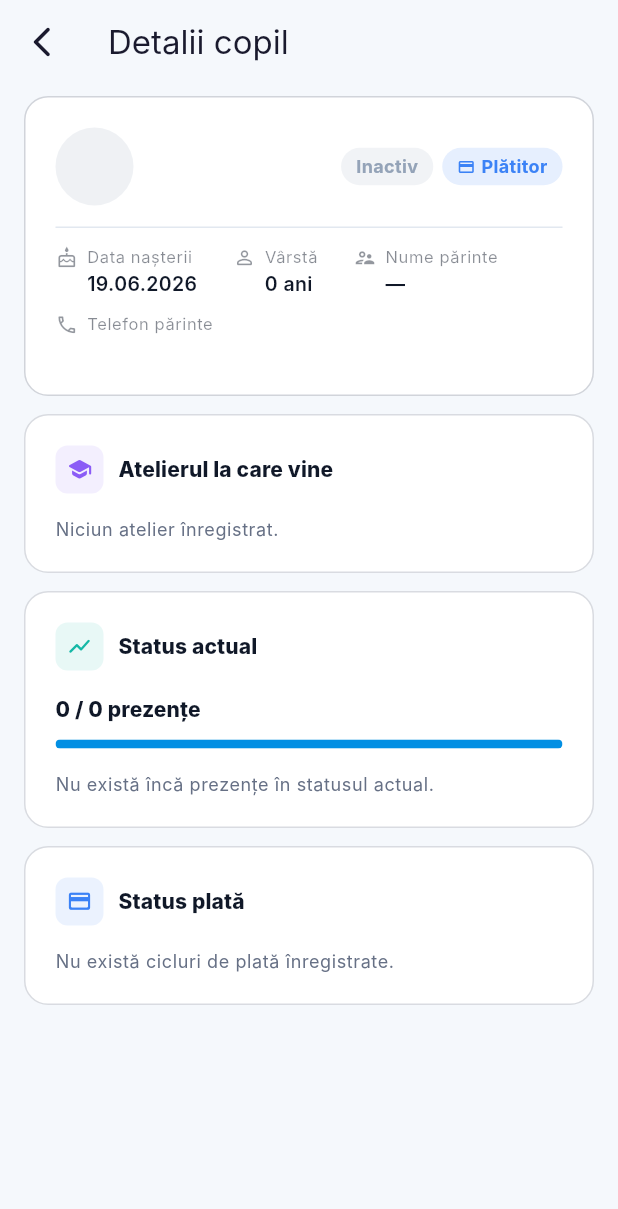
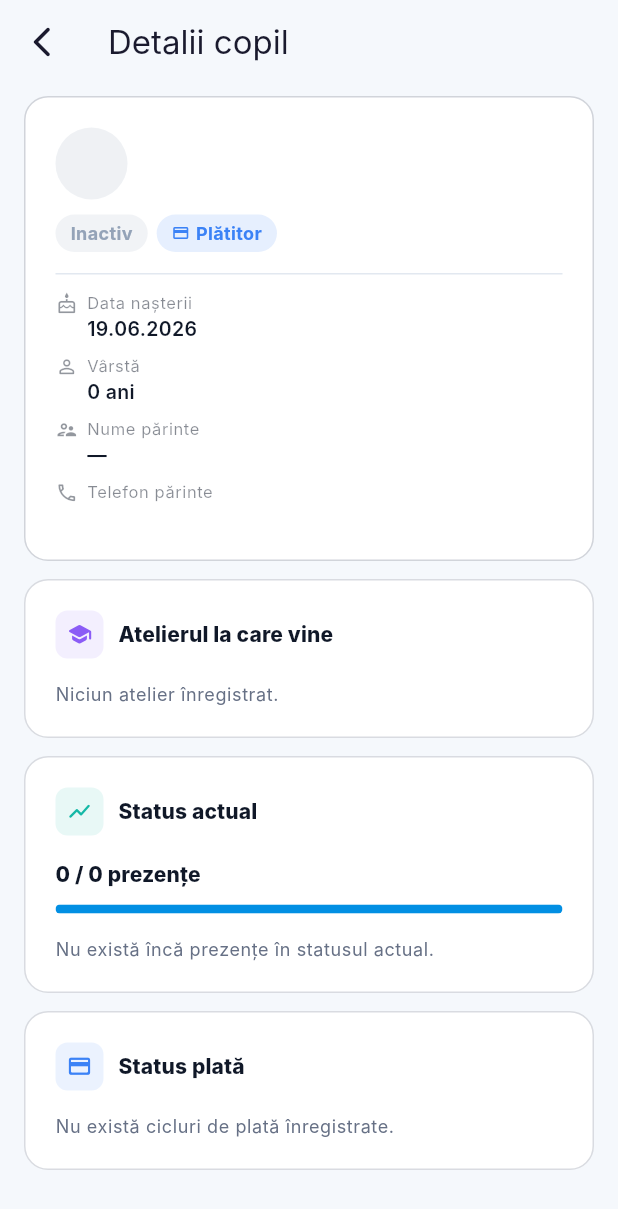
Before and after one commit to angheltofan/TTH-Manager, a Flutter app: the ChildDetailsPage screen opened directly with empty values, on a phone screen of 412 x 824 dp. Shown: the top 1209 px of the screen. Run offline on Flutter 3.47's test engine with Material 3 defaults, Android fonts, the phone set to English and light mode, and no system bars; our stand-ins replace flutter_markdown, flutter_riverpod, go_router, pdf, printing, supabase_flutter; accounts and stored records are empty; network calls fail; Roboto replaces fonts that are missing (Inter).

Commit message:
ui: some ui changes

```diff
--- /dev/null
+++ b/lib/core/providers/startup_bootstrap_provider.dart
@@ -0,0 +1,82 @@
+import 'package:flutter_riverpod/flutter_riverpod.dart';
+
+import '../../features/auth/providers/auth_providers.dart';
+import '../../features/dashboard/providers/dashboard_providers.dart';
+import '../../features/demo_workshops/providers/demo_workshops_providers.dart';
+import '../../features/notifications/providers/notifications_providers.dart';
+import '../../features/parent/providers/parent_dashboard_providers.dart';
+
+/// Single source of truth for "the app is ready to show its first screen".
+///
+/// Waits on every piece of data that the first painted route needs so the
+/// branded splash stays visible until the destination is fully populated —
+/// no more `CircularProgressIndicator` flashes on the dashboard immediately
+/// after splash dismissal.
+///
+/// Stages, gated sequentially:
+///   1. [authStateProvider] emits → we know logged-in vs anonymous.
+///   2. If anonymous → done (router redirects to `/login`).
+///   3. [currentProfileProvider] resolves → role is known so we can pick
+///      which first-screen data to preload.
+///   4. Role fan-out, awaited in parallel via `Future.wait`:
+///        • Staff: dashboard stats, today's workshops, today's demos,
+///          unread-count badge.
+///        • Parent: linked children, next-workshop KPI, attendance-rate
+///          KPI, weekly schedule, recent activity feed.
+///      Per-provider failures are swallowed here — the destination screen
+///      already renders an inline error for any provider that throws, so
+///      a single bad query does not strand the user on the splash.
+///
+/// Errors in the auth/profile chain are also caught and treated as "done":
+/// the splash dismisses, the destination screen surfaces the real error
+/// inline (e.g. profile-fetch failure). Staying on the splash forever
+/// would be worse UX than rendering the route in its error state.
+final startupBootstrapProvider = FutureProvider<void>((ref) async {
+  try {
+    await ref.watch(authStateProvider.future);
+  } catch (_) {
+    return;
+  }
+
+  final user = ref.read(currentUserProvider);
+  if (user == null) return;
+
+  final profile = await ref.watch(currentProfileProvider.future).catchError(
+        (_) => null,
+      );
+  if (profile == null) return;
+
+  final futures = <Future<void>>[];
+
+  if (profile.isParent) {
+    futures.addAll([
+      _absorb(ref.watch(parentLinkedChildrenProvider.future)),
+      _absorb(ref.watch(parentNextWorkshopSummaryProvider.future)),
+      _absorb(ref.watch(parentAttendanceRateSummaryProvider.future)),
+      _absorb(ref.watch(parentWeeklyScheduleProvider.future)),
+      _absorb(ref.watch(parentRecentActivityFeedProvider(3).future)),
+      _absorb(ref.watch(unreadCountFutureProvider.future)),
+    ]);
+  } else if (profile.isStaff) {
+    futures.addAll([
+      _absorb(ref.watch(dashboardStatsProvider.future)),
+      _absorb(ref.watch(todayWorkshopsProvider.future)),
+      _absorb(ref.watch(todayDemoWorkshopsProvider.future)),
+      _absorb(ref.watch(unreadCountFutureProvider.future)),
+    ]);
+  }
+
+  if (futures.isNotEmpty) await Future.wait(futures);
+});
+
+/// Awaits [future] and absorbs any thrown error so a single failing query
+/// does not leave the bootstrap (and the splash) hanging indefinitely.
+/// The destination widget renders its own per-provider error UI when it
+/// later watches the same provider.
+Future<void> _absorb(Future<Object?> future) async {
+  try {
+    await future;
+  } catch (_) {
+    // intentional — surfaced by the destination widget's own ref.watch.
+  }
+}
--- a/lib/core/widgets/startup_gate.dart
+++ b/lib/core/widgets/startup_gate.dart
@@ -1,20 +1,22 @@
-import 'dart:async';
-
 import 'package:flutter/material.dart';
 import 'package:flutter_riverpod/flutter_riverpod.dart';
 
+import '../providers/startup_bootstrap_provider.dart';
 import '../theme/app_theme.dart';
-import '../../features/auth/providers/auth_providers.dart';
 
-/// Branded full-screen startup splash shown ONLY during the very first app
-/// launch, until the bootstrap signals required for clean first paint have
-/// resolved:
-///   • Supabase auth state has emitted at least once (logged-in vs not).
-///   • If logged in, the [currentProfileProvider] has resolved (role known
-///     so the router redirect can finalise the destination).
-///   • A minimum visible time has elapsed to prevent a flash on fast paths.
+/// Branded full-screen startup splash shown during the very first app
+/// launch until the destination route's data is loaded.
 ///
-/// Once "ready" is reached the flag becomes sticky — subsequent rebuilds
+/// Readiness is delegated to [startupBootstrapProvider] — a single
+/// `FutureProvider` that walks the bootstrap sequence (auth → profile →
+/// role-specific first-screen data). When that provider has resolved
+/// (with data or an error), the gate cross-fades from the splash to the
+/// routed app.
+///
+/// No fixed-duration timer is involved. The splash is visible exactly
+/// as long as the data fetch takes — never longer, never shorter.
+///
+/// Once "ready" is reached the flag becomes sticky: subsequent rebuilds
 /// always render the routed app and the splash never reappears on
 /// navigation, tab switches, or after-startup auth-state rotations.
 class StartupGate extends ConsumerStatefulWidget {
@@ -22,42 +24,22 @@ class StartupGate extends ConsumerStatefulWidget {
 
   final Widget child;
 
-  /// Minimum visible duration of the splash. Keeps the brand visible long
-  /// enough to avoid a single-frame flash when the session is already
-  /// cached and the dashboard data is hot.
-  static const Duration minVisible = Duration(milliseconds: 700);
-
   @override
   ConsumerState<StartupGate> createState() => _StartupGateState();
 }
 
 class _StartupGateState extends ConsumerState<StartupGate> {
-  bool _minTimeElapsed = false;
   bool _appReady = false;
-
-  @override
-  void initState() {
-    super.initState();
-    Timer(StartupGate.minVisible, () {
-      if (mounted) setState(() => _minTimeElapsed = true);
-    });
-  }
 
   @override
   Widget build(BuildContext context) {
     if (!_appReady) {
-      final authState = ref.watch(authStateProvider);
-      final authReady = authState.hasValue || authState.hasError;
-
-      final user = ref.watch(currentUserProvider);
-
-      bool profileReady = true;
-      if (user != null) {
-        final profileAsync = ref.watch(currentProfileProvider);
-        profileReady = profileAsync.hasValue || profileAsync.hasError;
-      }
-
-      if (authReady && profileReady && _minTimeElapsed) {
+      final bootstrap = ref.watch(startupBootstrapProvider);
+      // Treat both `hasValue` and `hasError` as "ready" — if bootstrap
+      // surfaced an error we still want to render the destination so
+      // the user sees the actual inline error UI instead of being
+      // stranded on the splash.
+      if (bootstrap.hasValue || bootstrap.hasError) {
         _appReady = true;
       }
     }
--- a/lib/features/children/presentation/widgets/child_info_card.dart
+++ b/lib/features/children/presentation/widgets/child_info_card.dart
@@ -5,6 +5,17 @@ import '../../../../core/theme/app_theme.dart';
 import '../../../../core/utils/date_utils.dart';
 import '../../../../core/widgets/initials_avatar.dart';
 import '../../domain/child_model.dart';
+
+/// Width threshold below which the header switches from the original
+/// single-row layout (avatar · name · badges · edit) to a vertical
+/// "avatar+name" / "badges" stack. Matches the breakpoint used by other
+/// responsive surfaces in the app (e.g. `AppTopBar`).
+const double _kMobileBreakpoint = 600;
+
+/// Width threshold below which the info row collapses from a 2-column
+/// grid to a single column. Keeps long parent names + phone numbers
+/// readable on the narrowest devices.
+const double _kSingleColumnBreakpoint = 360;
 
 class ChildInfoCard extends StatelessWidget {
   const ChildInfoCard({
@@ -22,6 +33,7 @@ class ChildInfoCard extends StatelessWidget {
   Widget build(BuildContext context) {
     final theme = Theme.of(context);
     final isActive = child.isActive == true;
+    final isFree = child.paymentType == 'free';
 
     return Container(
       width: double.infinity,
@@ -32,94 +44,146 @@ class ChildInfoCard extends StatelessWidget {
         border: Border.all(
             color: theme.colorScheme.outline.withValues(alpha: 0.3)),
       ),
-      child: Column(
+      child: LayoutBuilder(
+        builder: (context, constraints) {
+          final isMobile = constraints.maxWidth < _kMobileBreakpoint;
+
+          return Column(
             crossAxisAlignment: CrossAxisAlignment.start,
             children: [
-          // ── Avatar + name + edit ──────────────────────────────────────
-          Row(
-            crossAxisAlignment: CrossAxisAlignment.center,
-            children: [
-              ChildAvatar(name: child.fullName, size: 52, workshopType: workshopType),
-              const SizedBox(width: 14),
-              Expanded(
-                child: Row(
-                  crossAxisAlignment: CrossAxisAlignment.center,
-                  children: [
-                    Expanded(
-                      child: Text(
-                        child.fullName,
-                        style: theme.textTheme.titleMedium
-                            ?.copyWith(fontWeight: FontWeight.w800),
+              _Header(
+                child: child,
+                isActive: isActive,
+                isFree: isFree,
+                isAdmin: isAdmin,
+                workshopType: workshopType,
+                isMobile: isMobile,
               ),
+              const SizedBox(height: 14),
+              const Divider(height: 1),
+              const SizedBox(height: 12),
+              _InfoFields(
+                child: child,
+                maxWidth: constraints.maxWidth,
               ),
-                    const SizedBox(width: 8),
+            ],
+          );
+        },
+      ),
+    );
+  }
+}
+
+// ── Header (avatar + name + badges + edit) ───────────────────────────────────
+
+class _Header extends StatelessWidget {
+  const _Header({
+    required this.child,
+    required this.isActive,
+    required this.isFree,
+    required this.isAdmin,
+    required this.workshopType,
+    required this.isMobile,
+  });
+
+  final ChildModel child;
+  final bool isActive;
+  final bool isFree;
+  final bool isAdmin;
+  final String? workshopType;
+  final bool isMobile;
+
+  @override
+  Widget build(BuildContext context) {
+    final theme = Theme.of(context);
+    final nameStyle = theme.textTheme.titleMedium?.copyWith(
+      fontWeight: FontWeight.w800,
+      height: 1.2,
+    );
+
+    final badges = <Widget>[
       _StatusBadge(isActive: isActive),
-                    const SizedBox(width: 6),
-                    _PaymentTypeBadge(
-                        isFree: child.paymentType == 'free'),
-                    if (isAdmin) ...[
-                      const SizedBox(width: 4),
-                      IconButton(
+      _PaymentTypeBadge(isFree: isFree),
+    ];
+
+    final editButton = isAdmin
+        ? IconButton(
             icon: const Icon(Icons.edit_outlined,
-                            color: AppColors.purple, size: 17),
-                        onPressed: () => GoRouter.of(context)
-                            .go('/children/${child.id}/edit'),
+                color: AppColors.purple, size: 18),
+            onPressed: () =>
+                GoRouter.of(context).go('/children/${child.id}/edit'),
             tooltip: 'Editează',
             padding: const EdgeInsets.all(6),
             constraints: const BoxConstraints(),
             visualDensity: VisualDensity.compact,
+          )
+        : null;
+
+    if (isMobile) {
+      // ── Mobile: avatar + full-width name on row 1, badges on row 2 ──
+      return Column(
+        crossAxisAlignment: CrossAxisAlignment.start,
+        children: [
+          Row(
+            crossAxisAlignment: CrossAxisAlignment.center,
+            children: [
+              ChildAvatar(
+                  name: child.fullName, size: 48, workshopType: workshopType),
+              const SizedBox(width: 12),
+              Expanded(
+                child: Text(
+                  child.fullName,
+                  style: nameStyle,
+                  maxLines: 2,
+                  overflow: TextOverflow.ellipsis,
+                  softWrap: true,
                 ),
+              ),
+              if (editButton != null) ...[
+                const SizedBox(width: 4),
+                editButton,
               ],
             ],
           ),
+          const SizedBox(height: 10),
+          Wrap(
+            spacing: 6,
+            runSpacing: 6,
+            children: badges,
           ),
         ],
+      );
+    }
+
+    // ── Tablet / desktop: single row, badges Wrap so they fall to a ──
+    // ── second line only when the row genuinely runs out of space. ──
+    return Row(
+      crossAxisAlignment: CrossAxisAlignment.center,
+      children: [
+        ChildAvatar(
+            name: child.fullName, size: 52, workshopType: workshopType),
+        const SizedBox(width: 14),
+        Expanded(
+          child: Text(
+            child.fullName,
+            style: nameStyle,
+            maxLines: 2,
+            overflow: TextOverflow.ellipsis,
+            softWrap: true,
           ),
-          const SizedBox(height: 14),
-          const Divider(height: 1),
-          const SizedBox(height: 12),
-
-          // ── Info chips row ────────────────────────────────────────────
+        ),
+        const SizedBox(width: 10),
         Wrap(
-            spacing: 24,
-            runSpacing: 10,
-            children: [
-              if (child.birthDate != null)
-                _InfoChip(
-                  icon: Icons.cake_outlined,
-                  label: 'Data nașterii',
-                  value: formatDate(child.birthDate!),
+          spacing: 6,
+          runSpacing: 6,
+          alignment: WrapAlignment.end,
+          children: badges,
         ),
-              if (child.age != null)
-                _InfoChip(
-                  icon: Icons.person_outline_rounded,
-                  label: 'Vârstă',
-                  value: '${child.age} ani',
-                ),
-              _InfoChip(
-                icon: Icons.supervisor_account_outlined,
-                label: 'Nume părinte',
-                value: (child.parentName != null &&
-                        child.parentName!.isNotEmpty)
-                    ? child.parentName!
-                    : '—',
-              ),
-              if (child.parentPhone != null)
-                _InfoChip(
-                  icon: Icons.phone_outlined,
-                  label: 'Telefon părinte',
-                  value: child.parentPhone!,
-                ),
-              if (child.notes != null && child.notes!.isNotEmpty)
-                _InfoChip(
-                  icon: Icons.notes_outlined,
-                  label: 'Observații',
-                  value: child.notes!,
-                ),
+        if (editButton != null) ...[
+          const SizedBox(width: 4),
+          editButton,
         ],
-          ),
       ],
-      ),
     );
   }
 }
@@ -185,45 +249,165 @@ class _PaymentTypeBadge extends StatelessWidget {
   }
 }
 
+// ── Info fields ──────────────────────────────────────────────────────────────
+
+class _InfoFields extends StatelessWidget {
+  const _InfoFields({required this.child, required this.maxWidth});
+
+  final ChildModel child;
+  final double maxWidth;
+
+  @override
+  Widget build(BuildContext context) {
+    final items = <_InfoItem>[
+      if (child.birthDate != null)
+        _InfoItem(
+          icon: Icons.cake_outlined,
+          label: 'Data nașterii',
+          value: formatDate(child.birthDate!),
+        ),
+      if (child.age != null)
+        _InfoItem(
+          icon: Icons.person_outline_rounded,
+          label: 'Vârstă',
+          value: '${child.age} ani',
+        ),
+      _InfoItem(
+        icon: Icons.supervisor_account_outlined,
+        label: 'Nume părinte',
+        value: (child.parentName != null && child.parentName!.isNotEmpty)
+            ? child.parentName!
+            : '—',
+      ),
+      if (child.parentPhone != null)
+        _InfoItem(
+          icon: Icons.phone_outlined,
+          label: 'Telefon părinte',
+          value: child.parentPhone!,
+        ),
+      if (child.notes != null && child.notes!.isNotEmpty)
+        _InfoItem(
+          icon: Icons.notes_outlined,
+          label: 'Observații',
+          value: child.notes!,
+        ),
+    ];
+
+    final isMobile = maxWidth < _kMobileBreakpoint;
+    final isSingleColumn = maxWidth < _kSingleColumnBreakpoint;
+
+    if (isMobile) {
+      // ── Mobile: 2-column responsive grid (1 column < 360 px). ──
+      // Sized cells keep the icon+label+value triplet aligned and
+      // prevent any single long value from squeezing its neighbours.
+      final columns = isSingleColumn ? 1 : 2;
+      const hSpacing = 12.0;
+      const vSpacing = 10.0;
+      final cellWidth =
+          (maxWidth - hSpacing * (columns - 1)) / columns;
+
+      // Notes is full-width on mobile because the value can be long;
+      // letting it span both columns keeps the grid tidy.
+      final gridItems = items.where((i) => i.label != 'Observații').toList();
+      final fullWidthItems =
+          items.where((i) => i.label == 'Observații').toList();
+
+      return Column(
+        crossAxisAlignment: CrossAxisAlignment.start,
+        children: [
+          Wrap(
+            spacing: hSpacing,
+            runSpacing: vSpacing,
+            children: gridItems
+                .map((it) => SizedBox(
+                      width: cellWidth,
+                      child: _InfoChip(item: it),
+                    ))
+                .toList(),
+          ),
+          if (fullWidthItems.isNotEmpty) ...[
+            const SizedBox(height: vSpacing),
+            ...fullWidthItems.map((it) => Padding(
+                  padding: const EdgeInsets.only(bottom: 4),
+                  child: _InfoChip(item: it),
+                )),
+          ],
+        ],
+      );
+    }
+
+    // ── Tablet / desktop: keep the original Wrap layout. ──
+    return Wrap(
+      spacing: 24,
+      runSpacing: 10,
+      children: items.map((it) => _InfoChip(item: it)).toList(),
+    );
+  }
+}
+
+class _InfoItem {
+  const _InfoItem({
+    required this.icon,
+    required this.label,
+    required this.value,
+  });
+
+  final IconData icon;
+  final String label;
+  final String value;
+}
+
 // ── Info chip: icon + label + value ──────────────────────────────────────────
 
 class _InfoChip extends StatelessWidget {
-  const _InfoChip(
-      {required this.icon, required this.label, required this.value});
-  final IconData icon;
-  final String label;
-  final String value;
+  const _InfoChip({required this.item});
+  final _InfoItem item;
 
   @override
   Widget build(BuildContext context) {
     final theme = Theme.of(context);
+    // `Flexible(fit: FlexFit.loose)` works in BOTH contexts:
+    //   • Bounded parent (mobile SizedBox cell)  → Column gets the
+    //     remaining bounded width, value text wraps to 2 lines.
+    //   • Unbounded parent (desktop Wrap)        → Column takes its
+    //     intrinsic single-line width, no wrapping forced.
+    // Using `Expanded` here instead would assert under Wrap.
     return Row(
       mainAxisSize: MainAxisSize.min,
       crossAxisAlignment: CrossAxisAlignment.start,
       children: [
-        Icon(icon,
+        Icon(item.icon,
             size: 15,
             color: theme.colorScheme.onSurface.withValues(alpha: 0.45)),
         const SizedBox(width: 6),
-        Column(
+        Flexible(
+          fit: FlexFit.loose,
+          child: Column(
             crossAxisAlignment: CrossAxisAlignment.start,
+            mainAxisSize: MainAxisSize.min,
             children: [
               Text(
-              label,
+                item.label,
                 style: theme.textTheme.bodySmall?.copyWith(
                   color: theme.colorScheme.onSurface.withValues(alpha: 0.5),
                   fontSize: 11,
                 ),
+                maxLines: 1,
+                overflow: TextOverflow.ellipsis,
               ),
               const SizedBox(height: 1),
               Text(
-              value,
+                item.value,
                 style: theme.textTheme.bodyMedium?.copyWith(
                   fontWeight: FontWeight.w600,
                   fontSize: 13,
+                  height: 1.25,
                 ),
+                maxLines: 2,
+                overflow: TextOverflow.ellipsis,
               ),
             ],
+          ),
         ),
       ],
     );
```
Lines whose indentation alone changed are shown as unchanged.
